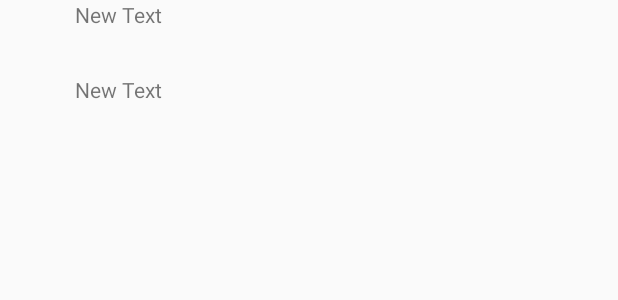
After one commit to 1jinwoo/YHack_2017_Project, an Android app: the layout item_tweet.xml on its own in the app's theme, with its tools: preview values and no code run, on a phone screen of 412 x 824 dp. The commit adds this screen. Shown: the top 300 px of the screen. Run offline under Robolectric (Android 15) with nearby library versions, the phone set to English and light mode, and no system bars.

Commit message:
Custom layout for each tweet.

```diff
--- a/app/src/main/java/com/codepath/apps/tweets/TweetsArrayAdapter.java
+++ b/app/src/main/java/com/codepath/apps/tweets/TweetsArrayAdapter.java
@@ -1,9 +1,15 @@
 package com.codepath.apps.tweets;
 
 import android.content.Context;
+import android.view.LayoutInflater;
+import android.view.View;
+import android.view.ViewGroup;
 import android.widget.ArrayAdapter;
+import android.widget.ImageView;
+import android.widget.TextView;
 
 import com.codepath.apps.tweets.models.Tweet;
+import com.squareup.picasso.Picasso;
 
 import java.util.List;
 
@@ -16,4 +22,27 @@ public class TweetsArrayAdapter extends ArrayAdapter<Tweet> {
     public TweetsArrayAdapter(Context context, List<Tweet> tweets) {
         super(context, android.R.layout.simple_list_item_1, tweets);
     }
+
+    @Override
+    public View getView(int position, View convertView, ViewGroup parent) {
+        Tweet tweet = this.getItem(position);
+
+        if (convertView == null) {
+            convertView = LayoutInflater.from(getContext()).inflate(R.layout.item_tweet, parent, false);
+
+        }
+
+        ImageView ivProfileImage = (ImageView) convertView.findViewById(R.id.ivProfileImage);
+        TextView tvUsername = (TextView) convertView.findViewById(R.id.tvUsername);
+        TextView tvBody = (TextView) convertView.findViewById(R.id.tvBody);
+
+
+        ivProfileImage.setImageResource(0);
+        Picasso.with(getContext()).load(tweet.getUser().getProfileImageURL()).into(ivProfileImage);
+
+        tvUsername.setText(tweet.getUser().getScreenName());
+        tvBody.setText(tweet.getBody());
+
+        return convertView;
+    }
 }
--- /dev/null
+++ b/app/src/main/res/layout/item_tweet.xml
@@ -0,0 +1,31 @@
+<?xml version="1.0" encoding="utf-8"?>
+<RelativeLayout xmlns:android="http://schemas.android.com/apk/res/android"
+    android:layout_width="match_parent" android:layout_height="match_parent">
+
+    <ImageView
+        android:layout_width="50dp"
+        android:layout_height="50dp"
+        android:id="@+id/ivProfileImage"
+        android:layout_alignParentTop="true"
+        android:layout_alignParentLeft="true"
+        android:layout_alignParentStart="true"
+        android:padding="10dp" />
+
+    <TextView
+        android:layout_width="wrap_content"
+        android:layout_height="wrap_content"
+        android:text="New Text"
+        android:id="@+id/tvUsername"
+        android:layout_alignParentTop="true"
+        android:layout_toRightOf="@+id/ivProfileImage"
+        android:layout_toEndOf="@+id/ivProfileImage" />
+
+    <TextView
+        android:layout_width="wrap_content"
+        android:layout_height="wrap_content"
+        android:text="New Text"
+        android:id="@+id/tvBody"
+        android:layout_below="@+id/ivProfileImage"
+        android:layout_toRightOf="@+id/ivProfileImage"
+        android:layout_toEndOf="@+id/ivProfileImage" />
+</RelativeLayout>
```
